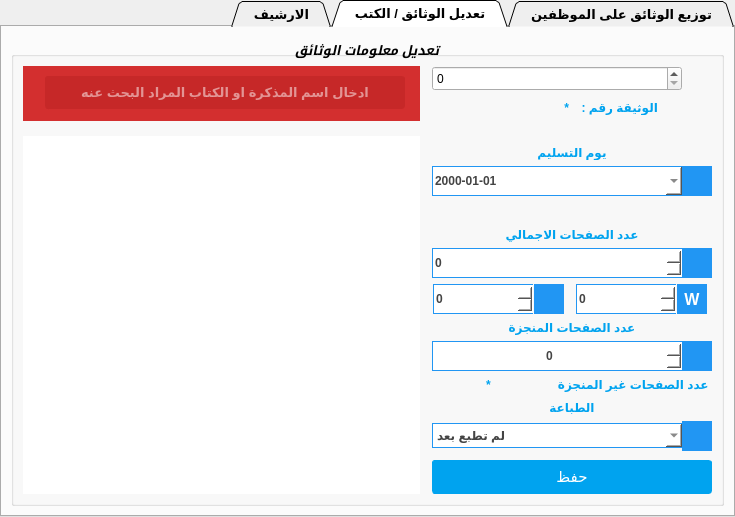
Old version of the form tabwidgetdocuments.ui in the repository ashraf-kx/maktaba-assistant.
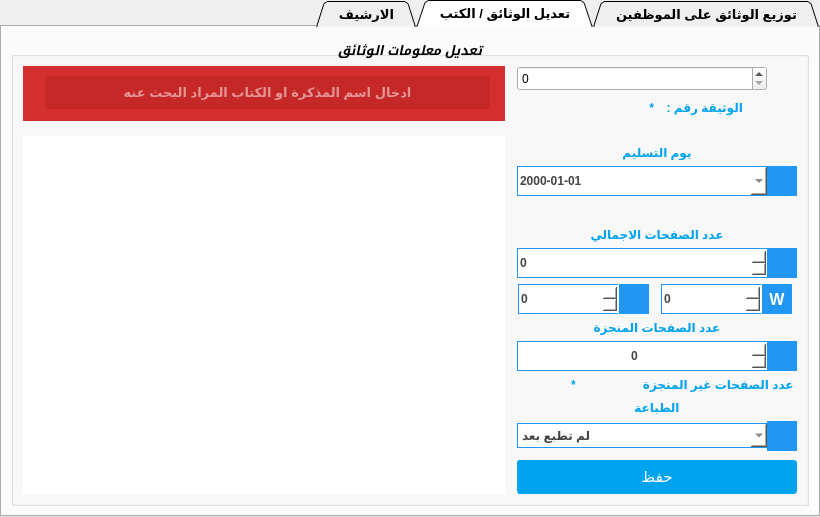
New version of the form. The open tabs and pages were chosen to show the change. Icons and pictures are not drawn.

The edit to the form file:
```diff
--- a/tabwidgetdocuments.ui
+++ b/tabwidgetdocuments.ui
@@ -6,7 +6,7 @@
    <rect>
     <x>0</x>
     <y>0</y>
-    <width>735</width>
+    <width>820</width>
     <height>517</height>
    </rect>
   </property>
@@ -534,6 +534,18 @@
            <property name="gridStyle">
             <enum>Qt::CustomDashLine</enum>
            </property>
+           <property name="sortingEnabled">
+            <bool>true</bool>
+           </property>
+           <attribute name="horizontalHeaderCascadingSectionResizes">
+            <bool>true</bool>
+           </attribute>
+           <attribute name="horizontalHeaderMinimumSectionSize">
+            <number>60</number>
+           </attribute>
+           <attribute name="horizontalHeaderStretchLastSection">
+            <bool>true</bool>
+           </attribute>
           </widget>
          </item>
         </layout>
```
Left out of the diff: 30 changed lines with no effect on the pictures.
